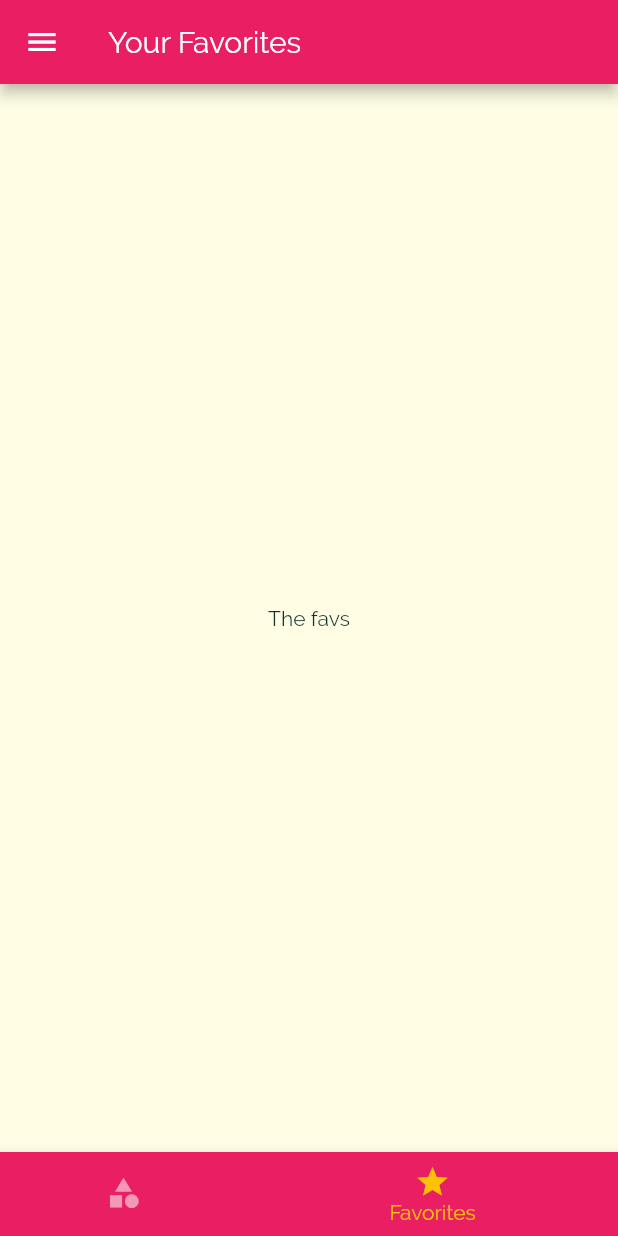
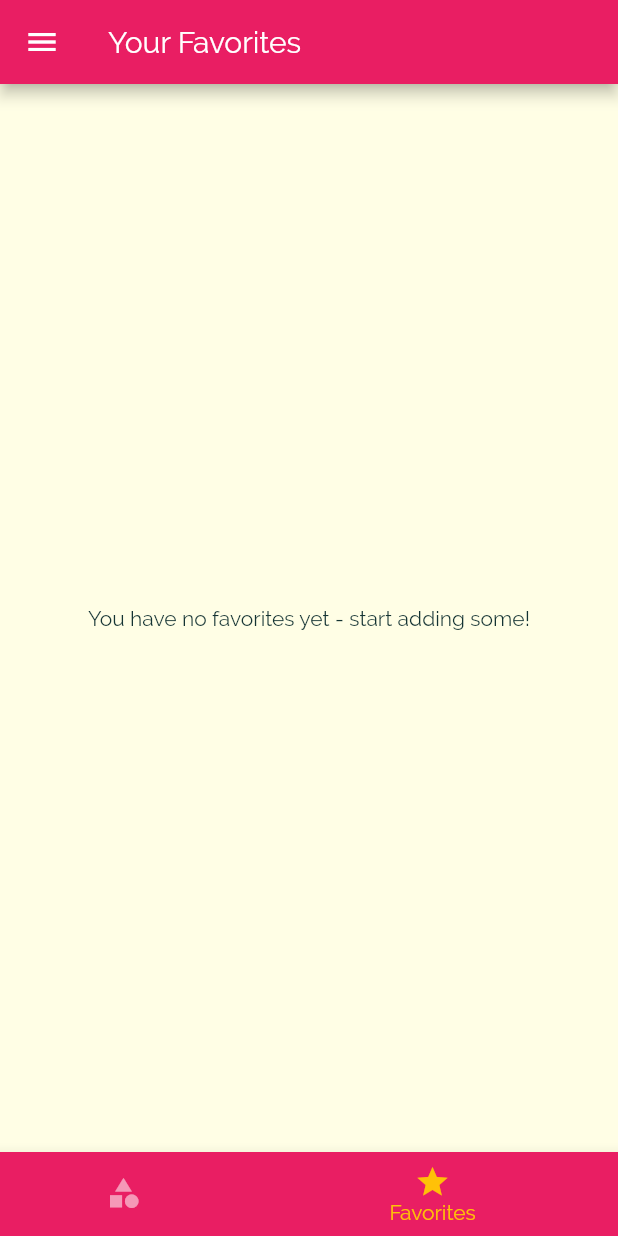
Before and after one commit to fadilparves/FLUTTER-SAMPLE, a Flutter app: the screen it shows after launch, item 2 of the bottom bar chosen, on a phone screen of 412 x 824 dp. Run offline on Flutter 3.47's test engine with Material 2 defaults, Android fonts, the phone set to English and light mode, and no system bars.

Commit message:
working on fav

```diff
--- a/meal_app/lib/main.dart
+++ b/meal_app/lib/main.dart
@@ -25,6 +25,7 @@ class _MyAppState extends State<MyApp> {
   };
 
   List<Meal> _availableMeals = DUMMY_MEALS;
+  List<Meal> _favoriteMeals = [];
 
   void _setFilters(Map<String, bool> filterData) {
     setState(() {
@@ -45,6 +46,15 @@ class _MyAppState extends State<MyApp> {
         return true;
       }).toList();
     });
+  }
+
+  void _toggleFavorite(String mealId) {
+    final existingIndex = _favoriteMeals.indexWhere((meal) => meal.id == mealId);
+    if (existingIndex >= 0) {
+      setState(() {
+        _favoriteMeals.removeAt(existingIndex);
+      });
+    }
   }
 
   @override
@@ -73,7 +83,7 @@ class _MyAppState extends State<MyApp> {
       // home: TabsScreen(),
       initialRoute: '/',
       routes: {
-        '/': (ctx) => TabsScreen(),
+        '/': (ctx) => TabsScreen(_favoriteMeals),
         CategoryMealsScreen.routeName: (ctx) => CategoryMealsScreen(_availableMeals),
         MealDetailScreen.routeName: (ctx) => MealDetailScreen(),
         FiltersScreen.routeName: (ctx) => FiltersScreen(_filters, _setFilters),
--- a/meal_app/lib/screens/favorites_screen.dart
+++ b/meal_app/lib/screens/favorites_screen.dart
@@ -1,10 +1,16 @@
 import 'package:flutter/material.dart';
+import '../models/meal.dart';
 
 class FavoritesScreen extends StatelessWidget {
+
+  final List<Meal> favoriteMeals;
+
+  FavoritesScreen(this.favoriteMeals);
+
   @override
   Widget build(BuildContext context) {
     return Center(
-      child: Text('The favs'),
+      child: Text('You have no favorites yet - start adding some!'),
     );
   }
 }
--- a/meal_app/lib/screens/tabs_screen.dart
+++ b/meal_app/lib/screens/tabs_screen.dart
@@ -2,27 +2,37 @@ import 'package:flutter/material.dart';
 import '../widgets/main_drawer.dart';
 import './favorites_screen.dart';
 import './categories_screen.dart';
+import '../models/meal.dart';
 
 class TabsScreen extends StatefulWidget {
+  final List<Meal> favoriteMeals;
+
+  TabsScreen(this.favoriteMeals);
+
   @override
   _TabsScreenState createState() => _TabsScreenState();
 }
 
 class _TabsScreenState extends State<TabsScreen> {
+  List<Map<String, Object>> _pages;
+  int _selectedPageIndex = 0;
 
-  final List<Map<String, Object>> _pages = [
-    {'page': CategoriesScreen(), 'title': 'Categories'},
-    {'page': FavoritesScreen(), 'title': 'Your Favorites'},
-  ];
-
-  int _selectedPageIndex = 0;
+  void initState() {
+    _pages = [
+      {'page': CategoriesScreen(), 'title': 'Categories'},
+      {
+        'page': FavoritesScreen(widget.favoriteMeals),
+        'title': 'Your Favorites'
+      },
+    ];
+    super.initState();
+  }
 
   void _selectPage(int index) {
     setState(() {
       _selectedPageIndex = index;
     });
   }
-
 
   @override
   Widget build(BuildContext context) {
```
